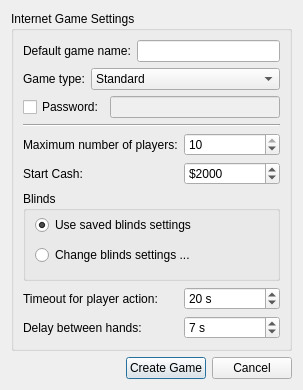
The window that src/gui/qt/createinternetgamedialog.ui (pokerth/pokerth) describes before a commit, drawn with Qt 5.
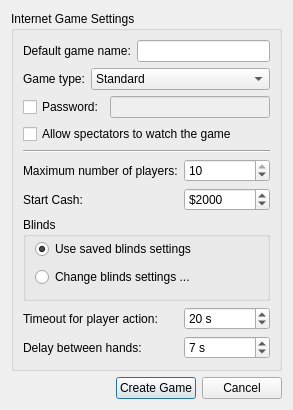
The same window after the commit. Icons and pictures are not drawn.

Commit message: gui preparation for allow spectators flag #215

What changed in the file:
```diff
--- a/src/gui/qt/createinternetgamedialog.ui
+++ b/src/gui/qt/createinternetgamedialog.ui
@@ -6,8 +6,8 @@
    <rect>
     <x>0</x>
     <y>0</y>
-    <width>303</width>
-    <height>390</height>
+    <width>293</width>
+    <height>410</height>
    </rect>
   </property>
   <property name="windowTitle">
@@ -126,14 +126,14 @@
         </item>
        </layout>
       </item>
-      <item row="3" column="0" colspan="2">
+      <item row="4" column="0" colspan="2">
        <widget class="Line" name="line">
         <property name="orientation">
          <enum>Qt::Horizontal</enum>
         </property>
        </widget>
       </item>
-      <item row="4" column="0">
+      <item row="5" column="0">
        <widget class="QLabel" name="label">
         <property name="text">
          <string>Maximum number of players:</string>
@@ -143,7 +143,7 @@
         </property>
        </widget>
       </item>
-      <item row="4" column="1">
+      <item row="5" column="1">
        <widget class="QSpinBox" name="spinBox_quantityPlayers">
         <property name="minimum">
          <number>2</number>
@@ -156,7 +156,7 @@
         </property>
        </widget>
       </item>
-      <item row="5" column="0">
+      <item row="6" column="0">
        <widget class="QLabel" name="label_2">
         <property name="text">
          <string>Start Cash:</string>
@@ -166,7 +166,7 @@
         </property>
        </widget>
       </item>
-      <item row="5" column="1">
+      <item row="6" column="1">
        <widget class="QSpinBox" name="spinBox_startCash">
         <property name="suffix">
          <string/>
@@ -188,7 +188,7 @@
         </property>
        </widget>
       </item>
-      <item row="6" column="0" colspan="2">
+      <item row="7" column="0" colspan="2">
        <widget class="QGroupBox" name="groupBox_blinds">
         <property name="title">
          <string>Blinds</string>
@@ -217,7 +217,7 @@
         </layout>
        </widget>
       </item>
-      <item row="7" column="0">
+      <item row="8" column="0">
        <widget class="QLabel" name="label_6">
         <property name="sizePolicy">
          <sizepolicy hsizetype="Minimum" vsizetype="Preferred">
@@ -233,7 +233,7 @@
         </property>
        </widget>
       </item>
-      <item row="7" column="1">
+      <item row="8" column="1">
        <widget class="QSpinBox" name="spinBox_netTimeOutPlayerAction">
         <property name="suffix">
          <string> s</string>
@@ -249,7 +249,7 @@
         </property>
        </widget>
       </item>
-      <item row="8" column="0">
+      <item row="9" column="0">
        <widget class="QLabel" name="label_5">
         <property name="text">
          <string>Delay between hands:</string>
@@ -259,7 +259,7 @@
         </property>
        </widget>
       </item>
-      <item row="8" column="1">
+      <item row="9" column="1">
        <widget class="QSpinBox" name="spinBox_netDelayBetweenHands">
         <property name="sizePolicy">
          <sizepolicy hsizetype="Expanding" vsizetype="Fixed">
@@ -281,6 +281,13 @@
         </property>
        </widget>
       </item>
+      <item row="3" column="0" colspan="2">
+       <widget class="QCheckBox" name="checkBox_allowSpectators">
+        <property name="text">
+         <string>Allow spectators to watch the game</string>
+        </property>
+       </widget>
+      </item>
      </layout>
     </widget>
    </item>
```
Left out of the diff: 22 changed lines with no effect on the pictures. The commit also changes 9 other files.
